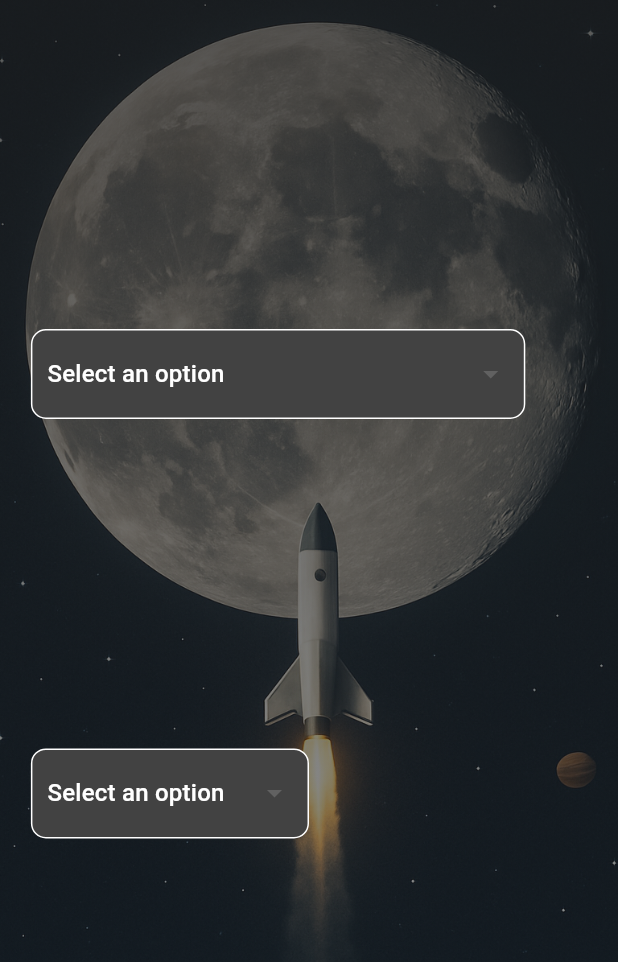
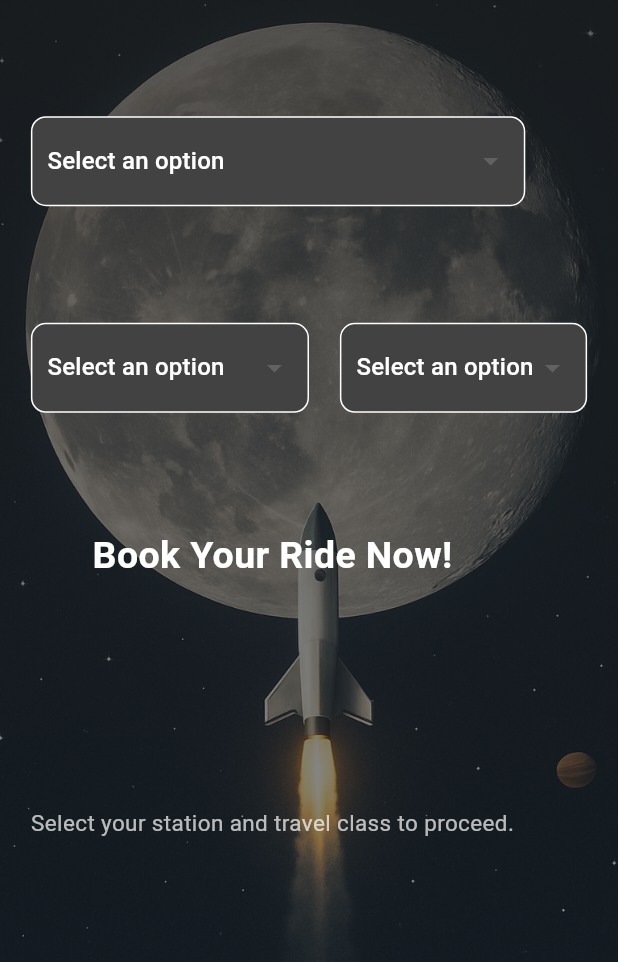
Before and after one commit to RANGIRA46/gomoon_flutter_app, a Flutter app: the screen it shows after launch, on a phone screen of 412 x 824 dp, the part 274-1236 px from its top. Run offline on Flutter 3.47's test engine with Material 3 defaults, Android fonts, the phone set to English and light mode, and no system bars.

Commit message:
wrap row  in travelerDropDownWidget to add another drop down for traveling class selection

```diff
--- a/lib/pages/home_page.dart
+++ b/lib/pages/home_page.dart
@@ -30,6 +30,7 @@ class HomePage extends StatelessWidget {
                     width: deviceWidth * 0.8, // 80% of screen width
                   ),
                   _travellerDropdownWidget(deviceWidth), // Dropdown for number of travelers
+                  _bookRideWidget(deviceHeight), // Book ride widget
                 ],
               ),
               deviceHeight: deviceHeight,
@@ -65,11 +66,51 @@ class HomePage extends StatelessWidget {
     );
   }
 
+  /// Widget for the book ride section
+  Widget _bookRideWidget(double deviceHeight) {
+    return Container(
+      height: deviceHeight * 0.25,
+      child: Column(
+        mainAxisAlignment: MainAxisAlignment.spaceBetween,
+        mainAxisSize: MainAxisSize.max,
+        crossAxisAlignment: CrossAxisAlignment.center,
+        children: const [
+          Text(
+            "Book Your Ride Now!",
+            style: TextStyle(
+              fontSize: 25,
+              fontWeight: FontWeight.bold,
+              color: Colors.white,
+            ),
+          ),
+          Text(
+            "Select your station and travel class to proceed.",
+            style: TextStyle(
+              fontSize: 15,
+              color: Colors.white70,
+            ),
+          ),
+        ],
+      ),
+    );
+  }
+
   /// Widget for the traveler dropdown (e.g., number of travelers)
   Widget _travellerDropdownWidget(double deviceWidth) {
-    return CustomDropdownButton(
-      values: const ['1', '2', '3', '4'], // Dropdown items
-      width: deviceWidth * 0.45, // 45% of screen width
+    return Row(
+      mainAxisAlignment: MainAxisAlignment.spaceBetween,
+      mainAxisSize: MainAxisSize.max,
+      crossAxisAlignment: CrossAxisAlignment.center,
+      children: [
+        CustomDropdownButton(
+          values: const ['1', '2', '3', '4'], // Dropdown items
+          width: deviceWidth * 0.45, // 45% of screen width
+        ),
+        CustomDropdownButton(
+          values: const ['Economy', 'Business', 'First', 'Private'], // Dropdown items
+          width: deviceWidth * 0.40, // 40% of screen width
+        ),
+      ],
     );
   }
 
```
